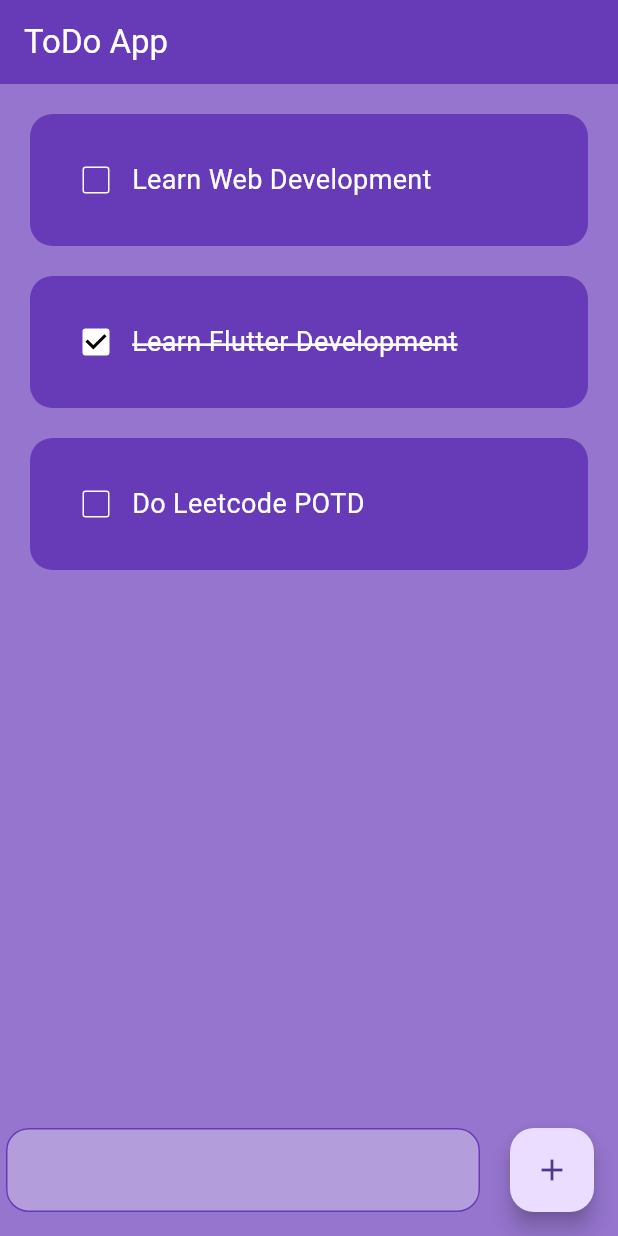
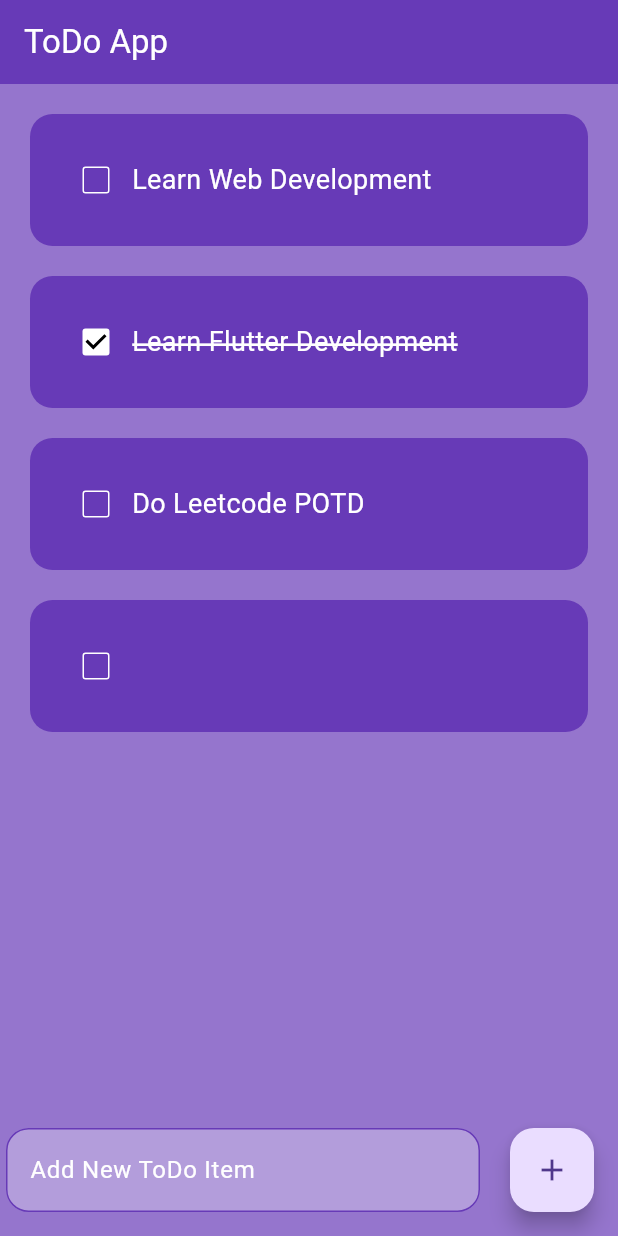
Before and after one commit to nikkhilpareek/Flutter-Todo-APP, a Flutter app: the screen it shows after launch, after a tap on the "add" icon, on a phone screen of 412 x 824 dp. Run offline on Flutter 3.47's test engine with Material 3 defaults, Android fonts, the phone set to English and light mode, and no system bars.

Commit message:
Task add button working

```diff
--- a/lib/pages/home_page.dart
+++ b/lib/pages/home_page.dart
@@ -9,6 +9,8 @@ class HomePage extends StatefulWidget {
 }
 
 class _HomePageState extends State<HomePage> {
+  final _controller = TextEditingController();
+
   List ToDoList = [
     ['Learn Web Development', false],
     ['Learn Flutter Development', true],
@@ -18,6 +20,12 @@ class _HomePageState extends State<HomePage> {
   void checkBoxChanged(int index) {
     setState(() {
       ToDoList[index][1] = !ToDoList[index][1];
+    });
+  }
+
+  void saveNewTask() {
+    setState(() {
+      ToDoList.add([_controller.text, false]);
     });
   }
 
@@ -47,7 +55,10 @@ class _HomePageState extends State<HomePage> {
             child: Padding(
               padding: const EdgeInsets.symmetric(horizontal: 20.0),
               child: TextField(
+                controller: _controller,
                 decoration: InputDecoration(
+                  hintText: 'Add New ToDo Item',
+                  hintStyle: TextStyle(color: Colors.white),
                   filled: true,
                   fillColor: Colors.deepPurple.shade200,
                   enabledBorder: OutlineInputBorder(
@@ -62,7 +73,10 @@ class _HomePageState extends State<HomePage> {
               ),
             ),
           ),
-          FloatingActionButton(onPressed: () {}, child: const Icon(Icons.add)),
+          FloatingActionButton(
+            onPressed: saveNewTask,
+            child: const Icon(Icons.add),
+          ),
         ],
       ),
     );
```
